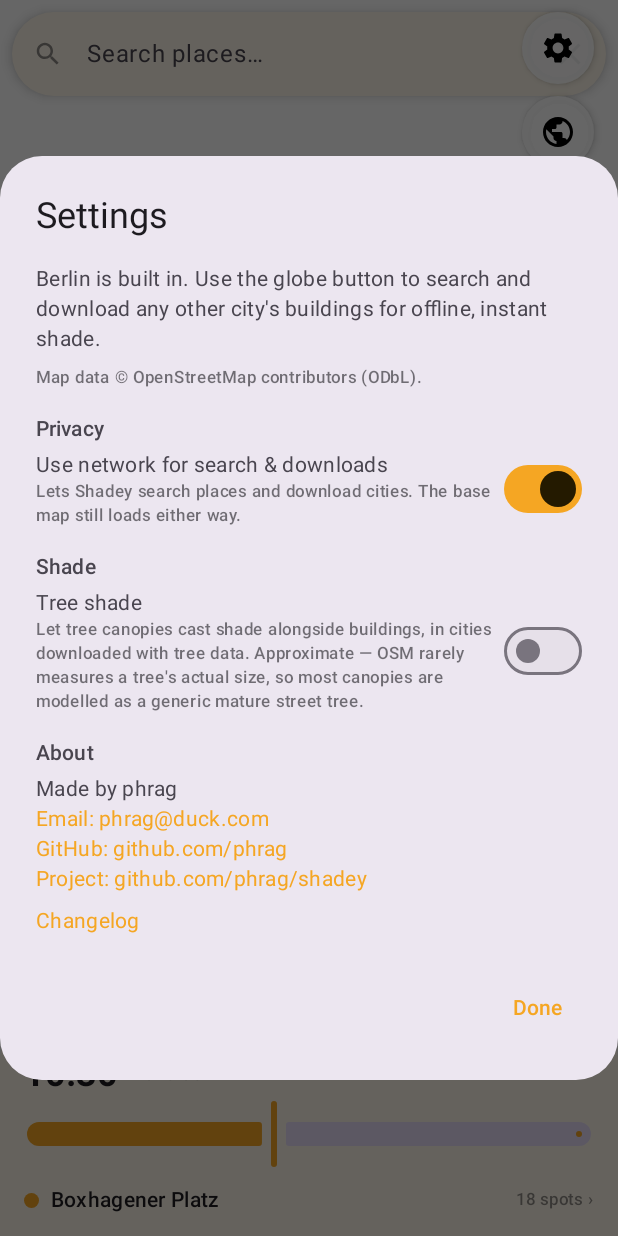
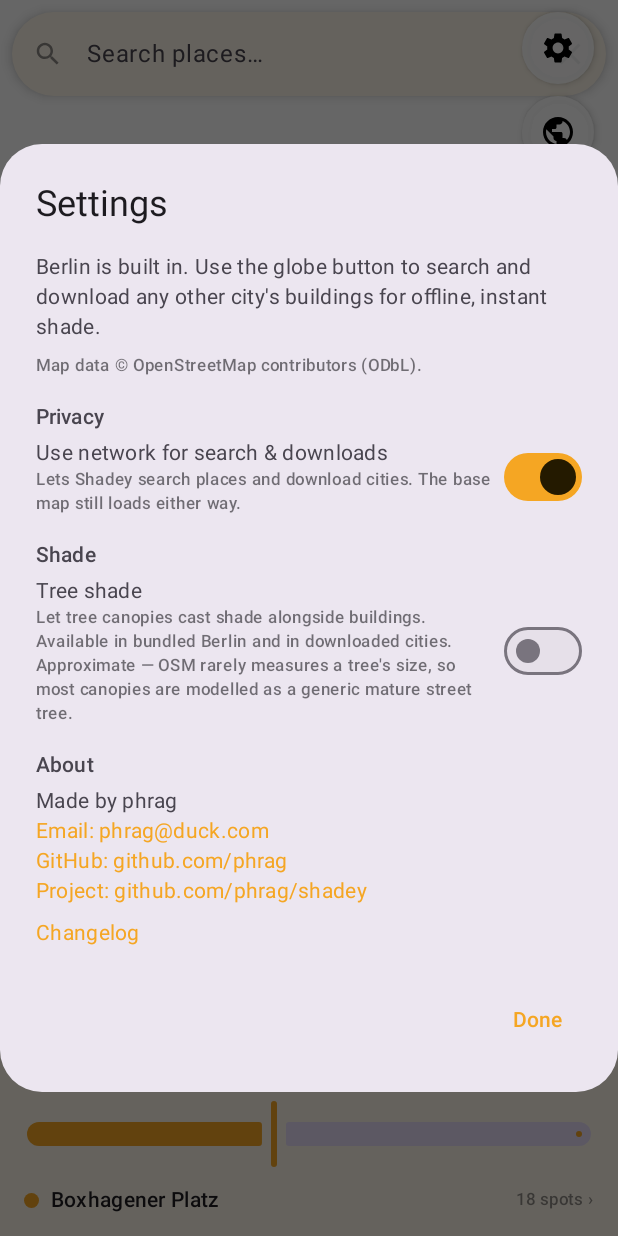
Before and after one commit to phrag/Shadey, an Android app built with Jetpack Compose: the screen it shows after launch (MainActivity), after a tap on "Close search", on a phone screen of 412 x 824 dp. Run offline under Robolectric (Android 15) with nearby library versions, the phone set to English and light mode, and no system bars; libraries missing offline, so code that uses them is left out: org.maplibre.android, org.maplibre.geojson; 2 statements that could not run were skipped; 3 other taps on this screen came first.

Commit message:
Fix bundled-tree load guard and improve no-data message
The store-restore path in init blocked loadTreesForActiveCity() whenever
activeCitySlug == null, so bundled Berlin trees never loaded for users who
hadn't downloaded a city. Remove the stale guard — the function already
handles activeCitySlug == null by falling back to the bundled tree asset.

Also add treeShadeCanRedownload to UiState so the Settings dialog can show
a contextually correct message: "re-download it" when a city is active,
or "download a city" when only bundled/tile data is available. Update the
toggle description to mention bundled Berlin.

https://claude.ai/code/session_01Tc3QkHSEtEp5FYiEC25sKU

```diff
--- a/app/src/main/kotlin/app/shadey/ui/MapScreen.kt
+++ b/app/src/main/kotlin/app/shadey/ui/MapScreen.kt
@@ -420,6 +420,7 @@ fun MapScreen(vm: ShadeyViewModel = viewModel()) {
         onSetRoaming = vm::setAllowRoaming,
         treeShade = state.treeShade,
         treeShadeNoData = state.treeShadeNoData,
+        treeShadeCanRedownload = state.treeShadeCanRedownload,
         onSetTreeShade = vm::setTreeShade,
         onDismiss = { showSettings = false },
     )
@@ -699,6 +700,7 @@ private fun SettingsDialog(
     onSetRoaming: (Boolean) -> Unit,
     treeShade: Boolean,
     treeShadeNoData: Boolean,
+    treeShadeCanRedownload: Boolean,
     onSetTreeShade: (Boolean) -> Unit,
     onDismiss: () -> Unit,
 ) {
@@ -755,15 +757,19 @@ private fun SettingsDialog(
                         )
                         if (treeShade && treeShadeNoData) {
                             Text(
-                                "No tree data for this city — re-download it to include tree locations.",
+                                if (treeShadeCanRedownload)
+                                    "No tree data for this city — re-download it to include tree locations."
+                                else
+                                    "No tree data available for this area. Download a city to enable tree shadows.",
                                 style = MaterialTheme.typography.labelSmall,
                                 color = MaterialTheme.colorScheme.error.copy(alpha = 0.8f),
                             )
                         } else {
                             Text(
-                                "Let tree canopies cast shade alongside buildings, in cities downloaded " +
-                                    "with tree data. Approximate — OSM rarely measures a tree's actual " +
-                                    "size, so most canopies are modelled as a generic mature street tree.",
+                                "Let tree canopies cast shade alongside buildings. Available in bundled " +
+                                    "Berlin and in downloaded cities. Approximate — OSM rarely measures " +
+                                    "a tree's actual size, so most canopies are modelled as a generic " +
+                                    "mature street tree.",
                                 style = MaterialTheme.typography.labelSmall,
                                 color = MaterialTheme.colorScheme.onSurface.copy(alpha = 0.6f),
                             )
```
Also changed, not shown: app/src/main/kotlin/app/shadey/ui/ShadeyViewModel.kt (+8 -5 lines).
